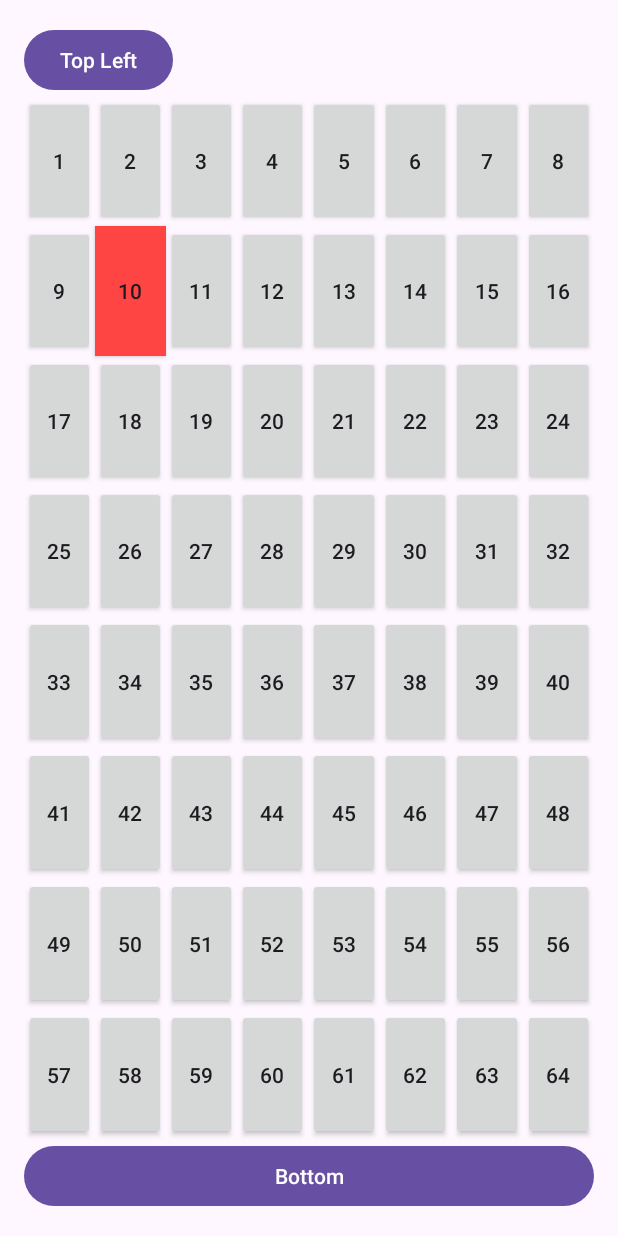
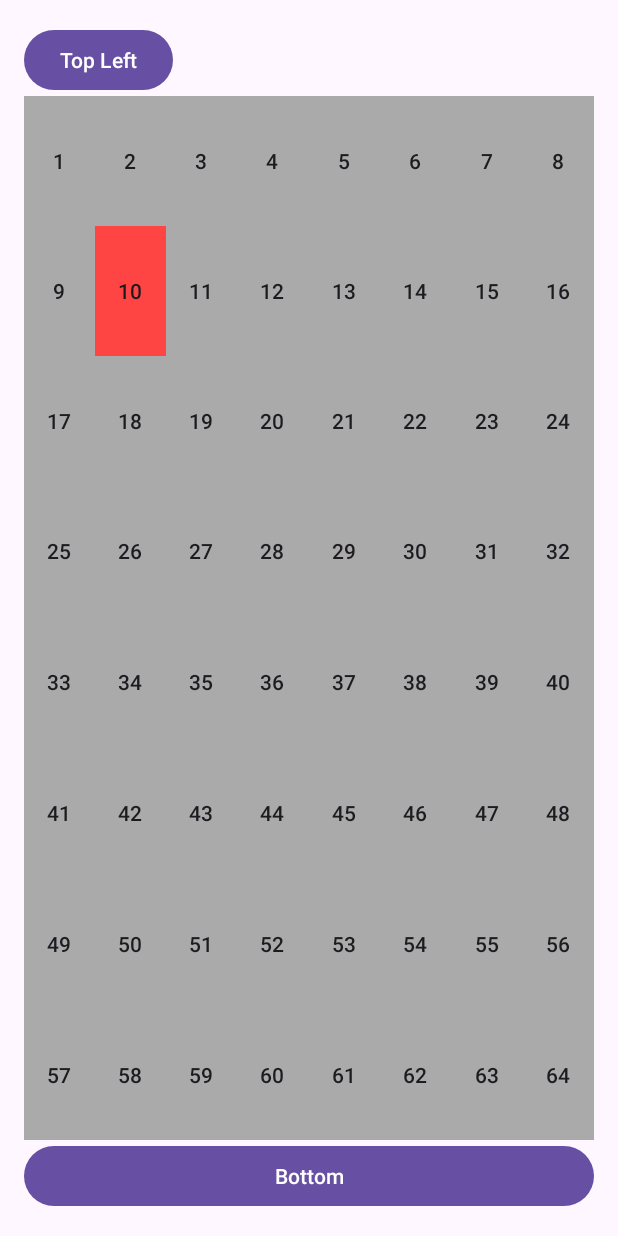
Before and after one commit to Stefsk-glitch/App, an Android app: the LED_MatrixActivity screen opened directly, with no data from a screen before it, after a tap on "10", on a phone screen of 412 x 824 dp. Run offline under Robolectric (Android 15) with nearby library versions, the phone set to English and light mode, and no system bars.

Commit message:
buttons working

```diff
--- a/app/src/main/java/com/example/app/LED_MatrixActivity.java
+++ b/app/src/main/java/com/example/app/LED_MatrixActivity.java
@@ -26,6 +26,8 @@ public class LED_MatrixActivity extends AppCompatActivity {
         GridLayout gridLayout = findViewById(R.id.grid_layout);
         gridLayout.setAlignmentMode(GridLayout.ALIGN_BOUNDS);
 
+        int defaultGrayColor = getResources().getColor(android.R.color.darker_gray);
+
         // 64 buttons in the grid
         for (int i = 1; i <= GRID_SIZE * GRID_SIZE; i++) {
             Button button = new Button(this);
@@ -37,6 +39,7 @@ public class LED_MatrixActivity extends AppCompatActivity {
             layoutParams.columnSpec = GridLayout.spec(GridLayout.UNDEFINED, 1f);
             layoutParams.rowSpec = GridLayout.spec(GridLayout.UNDEFINED, 1f);
             button.setLayoutParams(layoutParams);
+            button.setBackgroundColor(defaultGrayColor); // Set initial background color
             gridLayout.addView(button);
             button.setOnClickListener(v -> onButtonClick(button));
         }
@@ -46,19 +49,30 @@ public class LED_MatrixActivity extends AppCompatActivity {
         bottomButton.setText("Bottom");
     }
 
+
     private boolean isButtonRed = false;
-    private void onButtonClick(Button button){
+    private void onButtonClick(Button button) {
         String buttonText = button.getText().toString();
         messageBuilder.add(buttonText);
         Log.d("BUTTON", buttonText);
         messageBuilder.printMessage();
 
-        if (isButtonRed) {
-            button.setBackgroundColor(ContextCompat.getColor(this, android.R.color.darker_gray));
-            isButtonRed = false;
+        int defaultGrayColor = getResources().getColor(android.R.color.darker_gray);
+        int redColor = getResources().getColor(android.R.color.holo_red_light);
+
+        Drawable buttonBackground = button.getBackground();
+
+        if (buttonBackground instanceof ColorDrawable) {
+            int buttonColor = ((ColorDrawable) buttonBackground).getColor();
+
+            if (buttonColor == defaultGrayColor) {
+                button.setBackgroundColor(redColor);
+            } else if (buttonColor == redColor) {
+                button.setBackgroundColor(defaultGrayColor);
+            }
         } else {
-            button.setBackgroundColor(ContextCompat.getColor(this, android.R.color.holo_red_light));
-            isButtonRed = true;
+            button.setBackgroundColor(defaultGrayColor);
         }
     }
+
 }
--- a/build.gradle
+++ b/build.gradle
@@ -1,5 +1,5 @@
 // Top-level build file where you can add configuration options common to all sub-projects/modules.
 plugins {
-    id 'com.android.application' version '7.4.2' apply false
-    id 'com.android.library' version '7.4.2' apply false
+    id 'com.android.application' version '8.0.2' apply false
+    id 'com.android.library' version '8.0.2' apply false
 }
--- a/gradle.properties
+++ b/gradle.properties
@@ -21,3 +21,5 @@ android.useAndroidX=true
 android.nonTransitiveRClass=true
 android.enableJetifier=true
 org.gradle.jvmargs=-Xmx4608m
+android.defaults.buildfeatures.buildconfig=true
+android.nonFinalResIds=false
```
